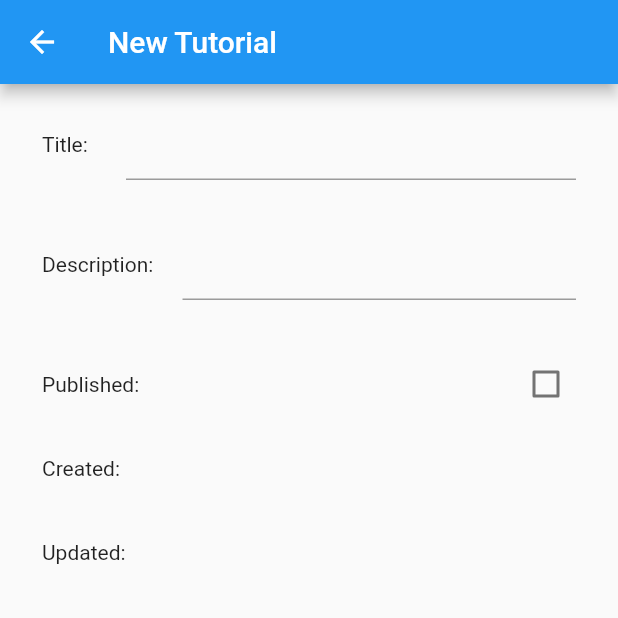
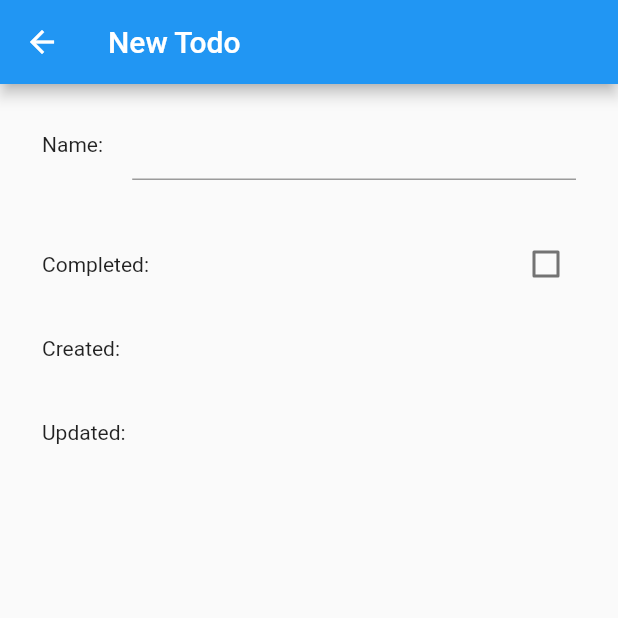
Before and after one commit to rajkovukovic/stater, a Flutter app: the screen it shows after launch, after a tap on "Create One", on a phone screen of 412 x 824 dp, the top half of it. Run offline on Flutter 3.47's test engine with Material 2 defaults, Android fonts, the phone set to English and light mode, and no system bars; our stand-ins replace dio, get_storage, rxdart; network calls fail.

Commit message:
use custom rest server for more controll

```diff
--- a/lib/custom/rest_adapter.dart
+++ b/lib/custom/rest_adapter.dart
@@ -11,6 +11,8 @@ import 'package:stater/stater/query_snapshot.dart';
 class RestDelegate extends AdapterDelegateWithId {
   RestDelegate({required this.endpoint, required this.id});
 
+  static const String idKey = '_id';
+
   @override
   final String id;
 
@@ -22,7 +24,7 @@ class RestDelegate extends AdapterDelegateWithId {
           String collectionPath, T data) {
     return Dio().post('$endpoint/$collectionPath', data: data).then((response) {
       final data = response.data;
-      final id = data['id'] ?? '';
+      final id = data[idKey] ?? '';
       return DocumentSnapshot(
         id,
         data,
@@ -73,14 +75,14 @@ class RestDelegate extends AdapterDelegateWithId {
             queryParameters: queryParameters)
         .then(
           (response) => QuerySnapshot(
-            (response.data as Iterable)
+            (response.data['data'] as Iterable)
                 .map(
                   (element) => DocumentSnapshot<ID, T>(
-                    element?['id'] as ID ?? '' as ID,
+                    element?[idKey] as ID ?? '' as ID,
                     element,
                     DocumentReference(
                       query.collectionPath,
-                      element?['id'] as ID ?? '' as ID,
+                      element?[idKey] as ID ?? '' as ID,
                       this,
                     ),
                   ),
@@ -100,9 +102,19 @@ class RestDelegate extends AdapterDelegateWithId {
   @override
   Future<void> setDocument<ID extends Object?, T extends Object?>(
       String collectionPath, ID documentId, T data) async {
+    Future<dynamic> usePutMethod() {
+      return Dio()
+          .put('$endpoint/$collectionPath/$documentId', data: data)
+          .then((response) => response.data);
+    }
+
     return Dio()
-        .put('$endpoint/$collectionPath/$documentId', data: data)
-        .then((response) => response.data);
+        .post('$endpoint/$collectionPath',
+            data: {...data as Map, idKey: documentId.toString()})
+        .then((response) => response.data)
+        .catchError((error) => error?.response?.statusCode == 409
+            ? usePutMethod()
+            : Future.error(error));
   }
 
   @override
--- a/lib/stater/cascade_adapter/cascade_delegate.dart
+++ b/lib/stater/cascade_adapter/cascade_delegate.dart
@@ -119,7 +119,7 @@ class CascadeDelegate extends AdapterDelegate {
             sourceDelegateIndex: delegateIndex,
           ))
           .handleError((_) => true)),
-    );
+    ).shareReplay(maxSize: 1);
   }
 
   /// Notifies of document updates matching the query
@@ -134,7 +134,7 @@ class CascadeDelegate extends AdapterDelegate {
               collectionPath: query.collectionPath,
               sourceDelegateIndex: delegateIndex,
             ))
-            .handleError((_) => true)));
+            .handleError((_) => true))).shareReplay(maxSize: 1);
   }
 
   /// Sets data on the document, overwriting any existing data. If the document
--- a/lib/stater/stater.dart
+++ b/lib/stater/stater.dart
@@ -22,7 +22,7 @@ bool doesTutorialMatchQuery(Object? element, Query query) {
 
 final restDelegate = RestDelegate(
   id: 'rest-server-mongodb',
-  endpoint: 'http://localhost:6868/api',
+  endpoint: 'http://localhost:3030',
 );
 
 final getStorageDelegate = GetStorageDelegate(
--- a/lib/widgets/cascade_storage_screen.dart
+++ b/lib/widgets/cascade_storage_screen.dart
@@ -3,9 +3,11 @@ import 'package:stater/stater/adapter.dart';
 import 'package:stater/stater/collection_reference.dart';
 import 'package:stater/stater/document_snapshot.dart';
 import 'package:stater/stater/query.dart';
+import 'package:stater/widgets/tri_state_selector.dart';
+import 'package:uuid/uuid.dart';
 
-import 'tutorial_card.dart';
-import 'tutorial_screen.dart';
+import 'todo_card.dart';
+import 'todo_screen.dart';
 
 class CascadeStorageScreen extends StatefulWidget {
   const CascadeStorageScreen({Key? key, required this.adapter})
@@ -39,9 +41,9 @@ class _HomeScreenState extends State<CascadeStorageScreen> {
         title: TriStateSelector(
           onChanged: _handleFilterChanged,
           value: filterByPublished,
-          nullLabel: 'All Tutorials',
-          trueLabel: 'Published Tutorials',
-          falseLabel: 'Not Published Tutorials',
+          nullLabel: 'All Todos',
+          trueLabel: 'Completed Only',
+          falseLabel: 'Uncompleted Only',
         ),
         actions: [
           IconButton(
@@ -74,8 +76,9 @@ class _HomeScreenState extends State<CascadeStorageScreen> {
           return ListView.builder(
             padding: const EdgeInsets.symmetric(horizontal: 16, vertical: 16),
             itemCount: data.length,
-            itemBuilder: ((context, index) => TutorialCard(
-                  tutorial: data[index]!,
+            itemBuilder: ((context, index) => TodoCard(
+                  key: ValueKey(data[index]!['_id']),
+                  todo: data[index]!,
                   onTap: () => _editExisting(snapshots[index]),
                 )),
           );
@@ -85,11 +88,11 @@ class _HomeScreenState extends State<CascadeStorageScreen> {
   }
 
   void _setUpStreams() {
-    collectionReference = widget.adapter.collection('tutorials');
+    collectionReference = widget.adapter.collection('todos');
 
     if (filterByPublished != null) {
       query = collectionReference.where(
-          'published', CompareOperator.isEqualTo, filterByPublished);
+          'completed', CompareOperator.isEqualTo, filterByPublished);
     } else {
       query = collectionReference;
     }
@@ -115,52 +118,22 @@ class _HomeScreenState extends State<CascadeStorageScreen> {
   void _createNew() {
     Navigator.of(context).push(
       MaterialPageRoute(
-        builder: (_) => TutorialScreen(
-            onCreate: _handleCreateNew, onDispose: _delayedReload),
+        builder: (_) =>
+            TodoScreen(onCreate: _handleCreateNew, onDispose: _delayedReload),
       ),
     );
   }
 
   Future _handleCreateNew(Map<String, dynamic> data) {
-    return collectionReference.add(data);
+    return collectionReference.doc(const Uuid().v4()).set(data);
   }
 
   void _editExisting(DocumentSnapshot<String, Map<String, dynamic>> snapshot) {
     Navigator.of(context).push(
       MaterialPageRoute(
         builder: (_) =>
-            TutorialScreen(snapshot: snapshot, onDispose: _delayedReload),
+            TodoScreen(snapshot: snapshot, onDispose: _delayedReload),
       ),
-    );
-  }
-}
-
-class TriStateSelector extends StatelessWidget {
-  final bool? value;
-  final void Function(bool?)? onChanged;
-  final String? nullLabel;
-  final String? trueLabel;
-  final String? falseLabel;
-
-  const TriStateSelector({
-    super.key,
-    required this.value,
-    required this.onChanged,
-    this.nullLabel,
-    this.trueLabel,
-    this.falseLabel,
-  });
-
-  @override
-  Widget build(BuildContext context) {
-    return DropdownButton<bool?>(
-      value: value,
-      onChanged: onChanged,
-      items: [
-        DropdownMenuItem(value: null, child: Text(nullLabel ?? 'null')),
-        DropdownMenuItem(value: true, child: Text(trueLabel ?? 'true')),
-        DropdownMenuItem(value: false, child: Text(falseLabel ?? 'false')),
-      ],
     );
   }
 }
--- a/lib/widgets/tutorial_card.dart
+++ b/lib/widgets/todo_card.dart
@@ -1,18 +1,18 @@
 import 'package:flutter/material.dart';
 
-class TutorialCard extends StatelessWidget {
-  const TutorialCard({
+class TodoCard extends StatelessWidget {
+  const TodoCard({
     Key? key,
-    required this.tutorial,
+    required this.todo,
     this.onTap,
   }) : super(key: key);
 
-  final Map<String, dynamic> tutorial;
+  final Map<String, dynamic> todo;
   final void Function()? onTap;
 
   @override
   Widget build(BuildContext context) {
-    final published = tutorial['published'] == true;
+    final completed = todo['completed'] == true;
     return Card(
       color: Colors.lightBlue.shade100,
       child: InkWell(
@@ -23,15 +23,13 @@ class TutorialCard extends StatelessWidget {
             crossAxisAlignment: CrossAxisAlignment.start,
             children: [
               SelectableText(
-                tutorial['title'],
+                todo['name'].toString(),
                 style: const TextStyle(fontSize: 18),
               ),
               const SizedBox(height: 8),
-              SelectableText(tutorial['description']),
-              const SizedBox(height: 8),
               SelectableText(
-                published ? 'published' : 'not published',
-                style: TextStyle(color: published ? Colors.blueAccent : null),
+                completed ? 'completed' : 'not completed',
+                style: TextStyle(color: completed ? Colors.blueAccent : null),
               ),
             ],
           ),
--- a/lib/widgets/tutorial_screen.dart
+++ b/lib/widgets/todo_screen.dart
@@ -1,8 +1,8 @@
 import 'package:flutter/material.dart';
 import 'package:stater/stater/document_snapshot.dart';
 
-class TutorialScreen extends StatefulWidget {
-  TutorialScreen({
+class TodoScreen extends StatefulWidget {
+  TodoScreen({
     Key? key,
     this.onCreate,
     this.snapshot,
@@ -19,15 +19,13 @@ class TutorialScreen extends StatefulWidget {
   final Function? onDispose;
 
   @override
-  State<TutorialScreen> createState() => _ItemScreenState();
+  State<TodoScreen> createState() => _ItemScreenState();
 }
 
-class _ItemScreenState extends State<TutorialScreen> {
-  late final _titleController =
-      TextEditingController(text: widget.data?['title']);
-  late final _descriptionController =
-      TextEditingController(text: widget.data?['description']);
-  late bool _published = widget.data?['published'] ?? false;
+class _ItemScreenState extends State<TodoScreen> {
+  late final _nameController =
+      TextEditingController(text: widget.data?['name']);
+  late bool _completed = widget.data?['completed'] ?? false;
 
   @override
   void dispose() {
@@ -41,8 +39,7 @@ class _ItemScreenState extends State<TutorialScreen> {
     return Scaffold(
         appBar: AppBar(
           leading: BackButton(onPressed: _handleBackButton),
-          title:
-              Text(widget.snapshot == null ? 'New Tutorial' : 'Edit Tutorial'),
+          title: Text(widget.snapshot == null ? 'New Todo' : 'Edit Todo'),
           actions: [
             if (widget.snapshot != null)
               IconButton(onPressed: _delete, icon: const Icon(Icons.delete))
@@ -55,25 +52,17 @@ class _ItemScreenState extends State<TutorialScreen> {
               ListTile(
                 leading: const Padding(
                   padding: EdgeInsets.only(top: 4.0),
-                  child: Text('Title: '),
+                  child: Text('Name: '),
                 ),
-                title: TextFormField(controller: _titleController),
-              ),
-              const SizedBox(height: 24),
-              ListTile(
-                leading: const Padding(
-                  padding: EdgeInsets.only(top: 4.0),
-                  child: Text('Description: '),
-                ),
-                title: TextFormField(controller: _descriptionController),
+                title: TextFormField(controller: _nameController),
               ),
               const SizedBox(height: 24),
               CheckboxListTile(
                 title:
-                    const Text('Published: ', style: TextStyle(fontSize: 14)),
-                value: _published,
+                    const Text('Completed: ', style: TextStyle(fontSize: 14)),
+                value: _completed,
                 onChanged: (value) =>
-                    value is bool ? setState(() => _published = value) : null,
+                    value is bool ? setState(() => _completed = value) : null,
               ),
               ListTile(
                   leading: Padding(
@@ -96,53 +85,29 @@ class _ItemScreenState extends State<TutorialScreen> {
   }
 
   void _saveChanges() {
-    final title = _titleController.text.trim();
-    final description = _descriptionController.text.trim();
+    final name = _nameController.text.trim();
 
     // create new document
     if (widget.data == null) {
-      if (title.isNotEmpty) {
+      if (name.isNotEmpty) {
         widget.onCreate!({
-          'title': title,
-          'description': description,
-          'published': _published,
+          'name': name,
+          'completed': _completed,
         });
       }
     }
 
     // edit existing document
     else {
-      final prevTitle = widget.data!['title'];
-      final prevDescription = widget.data!['description'];
-      final prevPublished = widget.data?['published'] ?? false;
+      final prevName = widget.data!['name'];
+      final prevCompleted = widget.data?['completed'] ?? false;
 
-      if (prevTitle != title ||
-          prevDescription != description ||
-          prevPublished != _published) {
+      if (prevName != name || prevCompleted != _completed) {
         widget.snapshot!.reference.set({
-          'title': title,
-          'description': description,
-          'published': _published,
+          'name': name,
+          'completed': _completed,
         });
       }
-
-      // final changes = <String, dynamic>{};
-
-      // if (prevTitle != title) {
-      //   changes['title'] = title;
-      // }
-
-      // if (prevDescription != description) {
-      //   changes['description'] = description;
-      // }
-
-      // if (prevPublished != _published) {
-      //   changes['published'] = _published;
-      // }
-
-      // if (changes.isNotEmpty) {
-      //   widget.snapshot!.reference.update(changes);
-      // }
     }
   }
 
--- /dev/null
+++ b/lib/widgets/tri_state_selector.dart
@@ -0,0 +1,31 @@
+import 'package:flutter/material.dart';
+
+class TriStateSelector extends StatelessWidget {
+  final bool? value;
+  final void Function(bool?)? onChanged;
+  final String? nullLabel;
+  final String? trueLabel;
+  final String? falseLabel;
+
+  const TriStateSelector({
+    super.key,
+    required this.value,
+    required this.onChanged,
+    this.nullLabel,
+    this.trueLabel,
+    this.falseLabel,
+  });
+
+  @override
+  Widget build(BuildContext context) {
+    return DropdownButton<bool?>(
+      value: value,
+      onChanged: onChanged,
+      items: [
+        DropdownMenuItem(value: null, child: Text(nullLabel ?? 'null')),
+        DropdownMenuItem(value: true, child: Text(trueLabel ?? 'true')),
+        DropdownMenuItem(value: false, child: Text(falseLabel ?? 'false')),
+      ],
+    );
+  }
+}
```
Also changed, not shown: lib/stater/caching_adapter_delegate.dart (added, +78 -0 lines), lib/stater/utils/call_counter.dart (deleted, +0 -13 lines), lib/widgets/home_screen.dart (+7 -6 lines).
